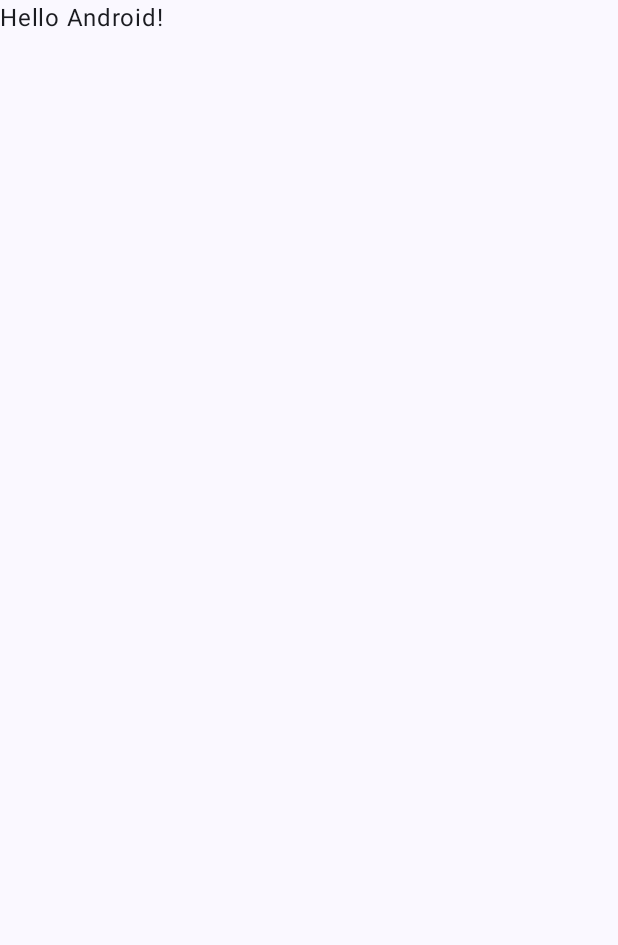
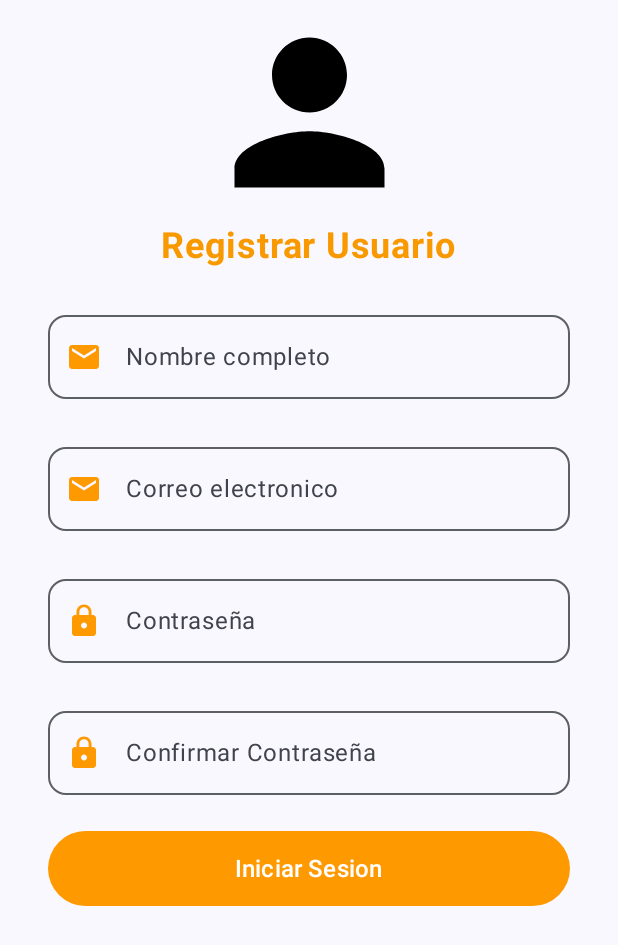
Before and after one commit to CamiloM21/ClasesCamiloMunoz, an Android app built with Jetpack Compose: the screen it shows after launch (MainActivity), on a phone screen of 412 x 824 dp. Before the commit the part shown is almost empty. Shown: the top 945 px of the screen. Run offline under Robolectric (Android 15) with nearby library versions, the phone set to English and light mode, and no system bars.

Commit message:
Diseño RegisterScreen

```diff
--- a/app/src/main/java/co/edu/unab/jorgebalaguera/clasescamilomuoz/MainActivity.kt
+++ b/app/src/main/java/co/edu/unab/jorgebalaguera/clasescamilomuoz/MainActivity.kt
@@ -18,30 +18,11 @@ class MainActivity : ComponentActivity() {
         super.onCreate(savedInstanceState)
         enableEdgeToEdge()
         setContent {
+
             ClasesCamiloMuñozTheme {
-                Scaffold(modifier = Modifier.fillMaxSize()) { innerPadding ->
-                    Greeting(
-                        name = "Android",
-                        modifier = Modifier.padding(innerPadding)
-                    )
-                }
+                LoginScreen()
+                RegisterScreen()
             }
         }
     }
 }
-
-@Composable
-fun Greeting(name: String, modifier: Modifier = Modifier) {
-    Text(
-        text = "Hello $name!",
-        modifier = modifier
-    )
-}
-
-@Preview(showBackground = true)
-@Composable
-fun GreetingPreview() {
-    ClasesCamiloMuñozTheme {
-        Greeting("Android")
-    }
-}
--- /dev/null
+++ b/app/src/main/java/co/edu/unab/jorgebalaguera/clasescamilomuoz/RegisterScreen.kt
@@ -0,0 +1,160 @@
+package co.edu.unab.jorgebalaguera.clasescamilomuoz
+
+import androidx.compose.foundation.Image
+import androidx.compose.foundation.layout.Box
+import androidx.compose.foundation.layout.Column
+import androidx.compose.foundation.layout.Spacer
+import androidx.compose.foundation.layout.fillMaxSize
+import androidx.compose.foundation.layout.fillMaxWidth
+import androidx.compose.foundation.layout.height
+import androidx.compose.foundation.layout.padding
+import androidx.compose.foundation.layout.size
+import androidx.compose.foundation.shape.RoundedCornerShape
+import androidx.compose.material.icons.Icons
+import androidx.compose.material.icons.filled.Email
+import androidx.compose.material.icons.filled.Lock
+import androidx.compose.material.icons.filled.Person
+import androidx.compose.material3.Button
+import androidx.compose.material3.ButtonDefaults
+import androidx.compose.material3.Icon
+import androidx.compose.material3.OutlinedTextField
+import androidx.compose.material3.Scaffold
+import androidx.compose.material3.Text
+import androidx.compose.material3.TextButton
+import androidx.compose.runtime.Composable
+import androidx.compose.ui.Alignment
+import androidx.compose.ui.Modifier
+import androidx.compose.ui.graphics.Color
+import androidx.compose.ui.text.font.FontWeight
+import androidx.compose.ui.tooling.preview.Preview
+import androidx.compose.ui.unit.dp
+import androidx.compose.ui.unit.sp
+import co.edu.unab.jorgebalaguera.clasescamilomuoz.ui.theme.ClasesCamiloMuñozTheme
+
+@Composable
+fun RegisterScreen() {
+    Scaffold { innerPadding ->
+        Column(
+            modifier = Modifier
+                .padding(innerPadding)
+                .padding(horizontal = 32.dp)
+                .fillMaxSize(),
+            horizontalAlignment = Alignment.CenterHorizontally
+        ) {
+            Image(
+                imageVector = Icons.Default.Person,
+                contentDescription = "Register",
+                modifier = Modifier.size(150.dp)
+            )
+            Text(
+                text = "Registrar Usuario",
+                fontSize = 24.sp,
+                color = Color(0xFFFF99900),
+                fontWeight = FontWeight.Bold
+            )
+            Spacer(modifier = Modifier.height(24.dp))
+            OutlinedTextField(
+                value = "",
+                onValueChange = {},
+                label = {
+                    Text("Nombre completo")
+                },
+                modifier = Modifier.fillMaxWidth(),
+                leadingIcon = {
+                    Icon(
+                        imageVector = Icons.Default.Email,
+                        contentDescription = "Email",
+                        tint = Color(0xFFFF9900)
+                    )
+                },
+                shape = RoundedCornerShape(12.dp)
+            )
+            Spacer(modifier = Modifier.height(24.dp))
+            OutlinedTextField(
+                value = "",
+                onValueChange = {},
+                label = {
+                    Text("Correo electronico")
+                },
+                modifier = Modifier.fillMaxWidth(),
+                leadingIcon = {
+                    Icon(
+                        imageVector = Icons.Default.Email,
+                        contentDescription = "Email",
+                        tint = Color(0xFFFF9900)
+                    )
+                },
+                shape = RoundedCornerShape(12.dp)
+            )
+
+            Spacer(modifier = Modifier.height(24.dp))
+            OutlinedTextField(
+                value = "",
+                onValueChange = {},
+                label = {
+                    Text("Contraseña")
+                },
+                modifier = Modifier.fillMaxWidth(),
+                leadingIcon = {
+                    Icon(
+                        imageVector = Icons.Default.Lock,
+                        contentDescription = "Contraseña",
+                        tint = Color(0xFFFF9900)
+                    )
+                },
+                shape = RoundedCornerShape(12.dp)
+
+            )
+
+            Spacer(modifier = Modifier.height(24.dp))
+            OutlinedTextField(
+                value = "",
+                onValueChange = {},
+                label = {
+                    Text("Confirmar Contraseña")
+                },
+                modifier = Modifier.fillMaxWidth(),
+                leadingIcon = {
+                    Icon(
+                        imageVector = Icons.Default.Lock,
+                        contentDescription = "Contraseña",
+                        tint = Color(0xFFFF9900)
+                    )
+                },
+                shape = RoundedCornerShape(12.dp)
+
+            )
+            Spacer(modifier = Modifier.height(24.dp))
+            Button(
+                onClick = {},
+                colors = ButtonDefaults.buttonColors(
+                    containerColor = Color(0xFFFF9900)), modifier = Modifier.fillMaxWidth().height(50.dp)
+            ) { Text("Iniciar Sesion", fontSize = 16.sp) }
+            Spacer(modifier = Modifier.height(24.dp))
+
+        }
+    }
+
+
+
+
+
+
+
+
+
+}
+
+
+
+
+
+@Preview
+@Composable
+fun RegisterScreenPrevies() {
+    ClasesCamiloMuñozTheme {
+
+        RegisterScreen()
+    }
+
+}
```
